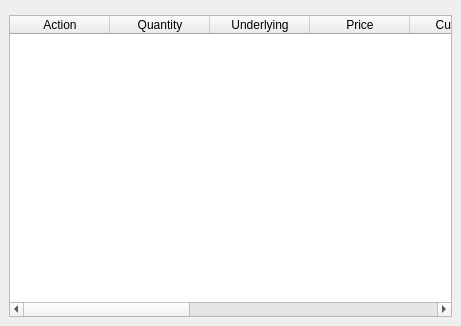
radupaul/profitpy, file branches/0.2/profit/widgets/ui_executionsdisplay.ui: the form before one commit.
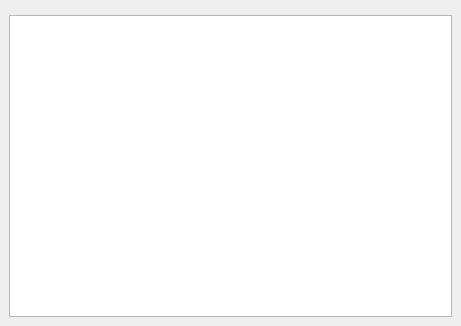
The form after the commit. Custom widgets are drawn as their Qt base class.

Commit message: Reworked execution detail display to use table model and view.  Display is now much faster.

What changed in the file:
```diff
--- a/branches/0.2/profit/widgets/ui_executionsdisplay.ui
+++ b/branches/0.2/profit/widgets/ui_executionsdisplay.ui
@@ -23,7 +23,10 @@
     <widget class="SearchBar" native="1" name="searchBar" />
    </item>
    <item>
-    <widget class="LocalTable" name="executionsTable" >
+    <widget class="QTableView" name="executionsTable" >
+     <property name="alternatingRowColors" >
+      <bool>true</bool>
+     </property>
      <property name="selectionMode" >
       <enum>QAbstractItemView::SingleSelection</enum>
      </property>
@@ -33,66 +36,11 @@
      <property name="gridStyle" >
       <enum>Qt::DotLine</enum>
      </property>
-     <column>
-      <property name="text" >
-       <string>Action</string>
-      </property>
-     </column>
-     <column>
-      <property name="text" >
-       <string>Quantity</string>
-      </property>
-     </column>
-     <column>
-      <property name="text" >
-       <string>Underlying</string>
-      </property>
-     </column>
-     <column>
-      <property name="text" >
-       <string>Price</string>
-      </property>
-     </column>
-     <column>
-      <property name="text" >
-       <string>Currency</string>
-      </property>
-     </column>
-     <column>
-      <property name="text" >
-       <string>Exchange</string>
-      </property>
-     </column>
-     <column>
-      <property name="text" >
-       <string>Date</string>
-      </property>
-     </column>
-     <column>
-      <property name="text" >
-       <string>Time</string>
-      </property>
-     </column>
-     <column>
-      <property name="text" >
-       <string>Id</string>
-      </property>
-     </column>
-     <column>
-      <property name="text" >
-       <string>Order Reference</string>
-      </property>
-     </column>
     </widget>
    </item>
   </layout>
  </widget>
  <customwidgets>
-  <customwidget>
-   <class>LocalTable</class>
-   <extends>QTableWidget</extends>
-   <header>localtable.h</header>
-  </customwidget>
   <customwidget>
    <class>SearchBar</class>
    <extends>QWidget</extends>
```
The commit also changes 5 other files.
